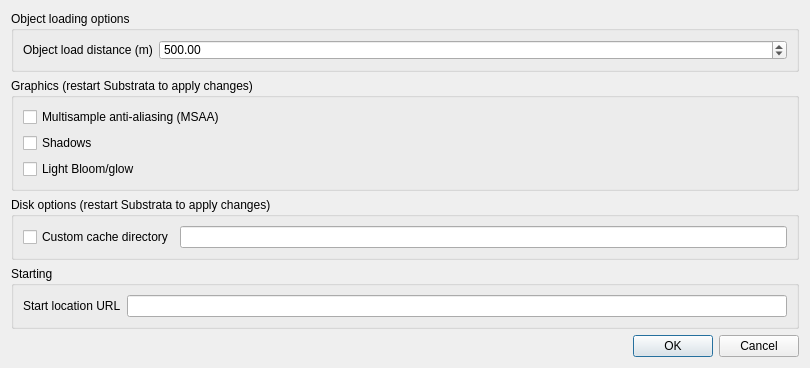
This is gui_client/MainOptionsDialog.ui in shipilovden/substrata-metasiberia as Qt 5 draws it before an edit. The edited form follows.
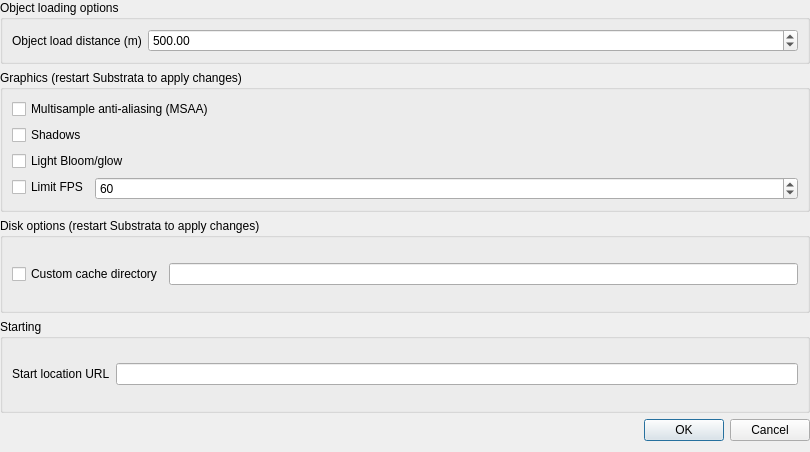
This is the edited form. Custom widgets are drawn as their Qt base class.

Commit message: Added FPS limit option to MainOptionsDialog.

Patch:
```diff
--- a/gui_client/MainOptionsDialog.ui
+++ b/gui_client/MainOptionsDialog.ui
@@ -7,13 +7,22 @@
     <x>0</x>
     <y>0</y>
     <width>810</width>
-    <height>342</height>
+    <height>452</height>
    </rect>
   </property>
   <property name="windowTitle">
    <string>Options</string>
   </property>
   <layout class="QVBoxLayout" name="verticalLayout">
+   <property name="leftMargin">
+    <number>0</number>
+   </property>
+   <property name="topMargin">
+    <number>0</number>
+   </property>
+   <property name="rightMargin">
+    <number>0</number>
+   </property>
    <item>
     <widget class="QGroupBox" name="groupBox_2">
      <property name="sizePolicy">
@@ -88,6 +97,41 @@
         </property>
        </widget>
       </item>
+      <item>
+       <widget class="QWidget" name="widget" native="true">
+        <layout class="QFormLayout" name="formLayout">
+         <property name="leftMargin">
+          <number>0</number>
+         </property>
+         <property name="topMargin">
+          <number>0</number>
+         </property>
+         <property name="rightMargin">
+          <number>0</number>
+         </property>
+         <property name="bottomMargin">
+          <number>0</number>
+         </property>
+         <item row="0" column="0">
+          <widget class="QCheckBox" name="limitFPSCheckBox">
+           <property name="text">
+            <string>Limit FPS</string>
+           </property>
+          </widget>
+         </item>
+         <item row="0" column="1">
+          <widget class="QSpinBox" name="FPSLimitSpinBox">
+           <property name="maximum">
+            <number>10000</number>
+           </property>
+           <property name="value">
+            <number>60</number>
+           </property>
+          </widget>
+         </item>
+        </layout>
+       </widget>
+      </item>
      </layout>
     </widget>
    </item>
```
Left out of the diff: 16 changed lines with no effect on the pictures. The commit also changes 4 other files.
